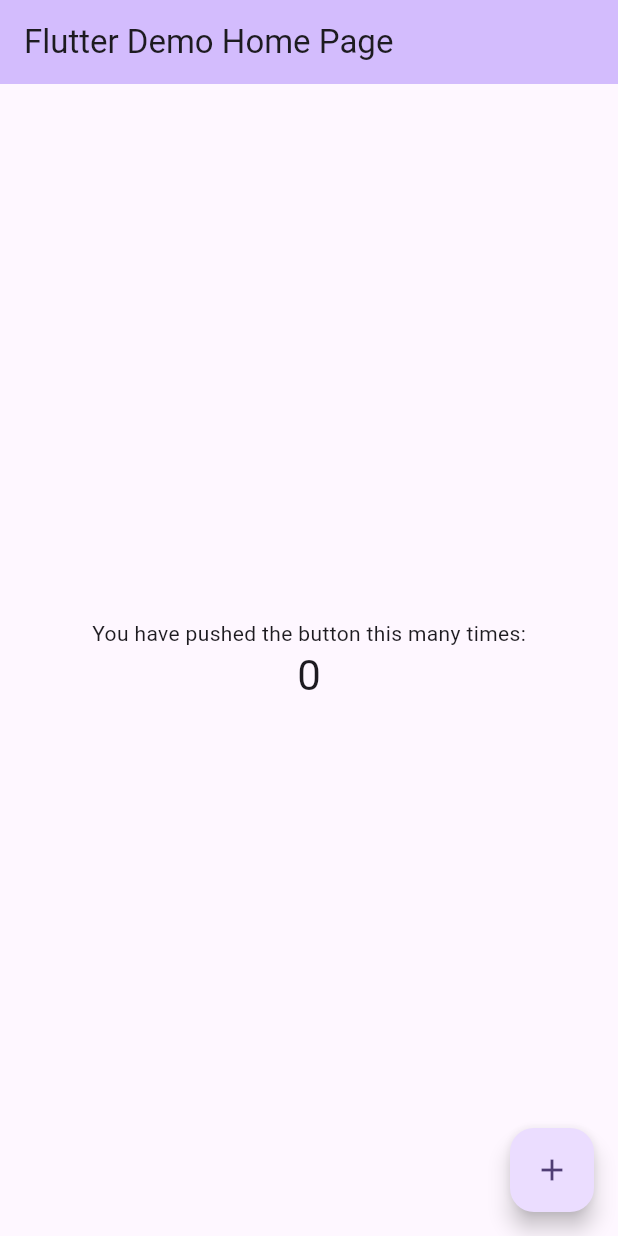
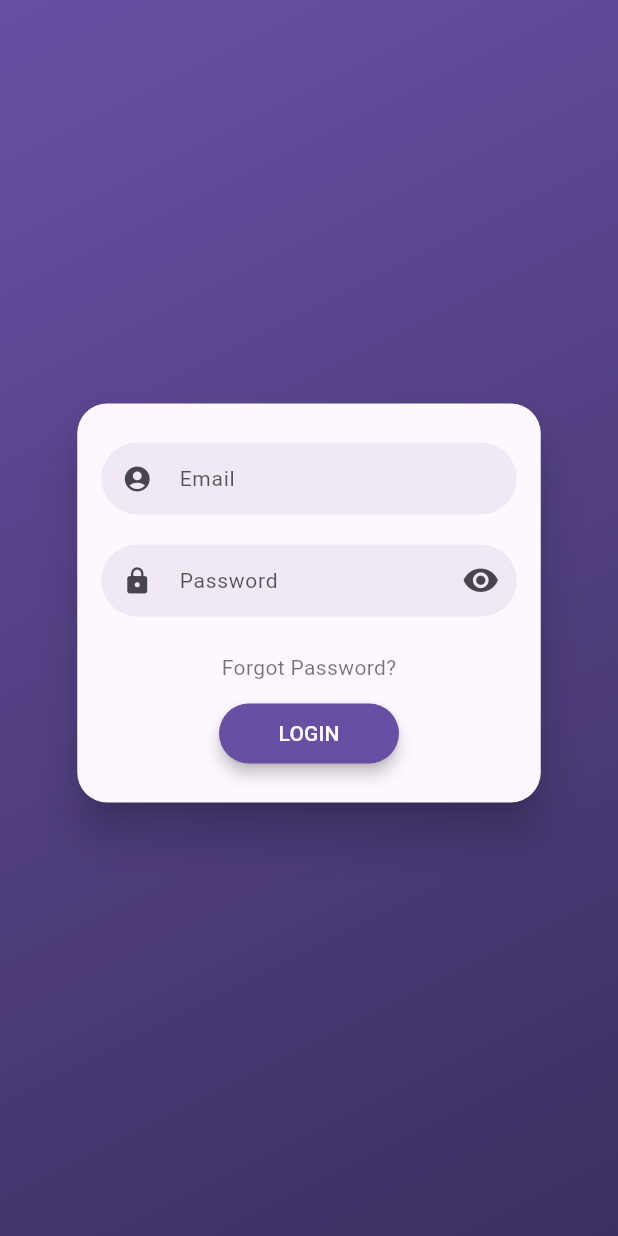
Before and after one commit to insepect-boy/testapp, a Flutter app: the screen it shows after launch, on a phone screen of 412 x 824 dp. Run offline on Flutter 3.47's test engine with Material 3 defaults, Android fonts, the phone set to English and light mode, and no system bars; drawn by our look-alikes of flutter_login.

Commit message:
Initial commit

```diff
--- /dev/null
+++ b/lib/login_page.dart
@@ -0,0 +1,29 @@
+import 'package:flutter/material.dart';
+import 'package:flutter_login/flutter_login.dart';
+
+class LoginPage extends StatelessWidget {
+  const LoginPage ({super.key});
+
+  //loading time....
+  Duration get loadingTime => const Duration(milliseconds: 2000);
+
+  //login
+  Future<String?> _authUser(LoginData data) {
+    return Future.delayed(loadingTime).then((value) => null);
+  }
+
+  //forgot password
+  Future<String?> _recoverPassword(String data) {
+    return Future.delayed(loadingTime).then((value) => null);
+  }
+
+  @override
+  Widget build(BuildContext context) {
+    return Scaffold(
+      body: FlutterLogin(
+        onLogin: _authUser,
+        onRecoverPassword: _recoverPassword
+        ),
+    );
+  }
+}
--- a/lib/main.dart
+++ b/lib/main.dart
@@ -1,4 +1,5 @@
 import 'package:flutter/material.dart';
+import 'login_page.dart';
 
 void main() {
   runApp(const MyApp());
@@ -8,11 +9,11 @@ class MyApp extends StatelessWidget {
   const MyApp({super.key});
 
   // This widget is the root of your application.
-  @override
-  Widget build(BuildContext context) {
-    return MaterialApp(
-      title: 'Flutter Demo',
-      theme: ThemeData(
+ // @override
+ // Widget build(BuildContext context) {
+ //   return MaterialApp(
+ //     title: 'Flutter Demo',
+ //     theme: ThemeData(
         // This is the theme of your application.
         //
         // TRY THIS: Try running your application with "flutter run". You'll see
@@ -28,10 +29,18 @@ class MyApp extends StatelessWidget {
         //
         // This works for code too, not just values: Most code changes can be
         // tested with just a hot reload.
-        colorScheme: ColorScheme.fromSeed(seedColor: Colors.deepPurple),
-        useMaterial3: true,
-      ),
-      home: const MyHomePage(title: 'Flutter Demo Home Page'),
+      //  colorScheme: ColorScheme.fromSeed(seedColor: Colors.deepPurple),
+      //  useMaterial3: true,
+     // ),
+     // home: const MyHomePage(title: 'Flutter Demo Home Page'),
+    //);
+ // }
+
+  @override
+  Widget build(BuildContext context) {
+    return const MaterialApp(
+      debugShowCheckedModeBanner: false,
+      home: LoginPage(),
     );
   }
 }
--- a/pubspec.yaml
+++ b/pubspec.yaml
@@ -35,6 +35,7 @@ dependencies:
   # The following adds the Cupertino Icons font to your application.
   # Use with the CupertinoIcons class for iOS style icons.
   cupertino_icons: ^1.0.8
+  flutter_login: ^5.0.0
 
 dev_dependencies:
   flutter_test:
```
Also changed, not shown: pubspec.lock, 6 other files.
